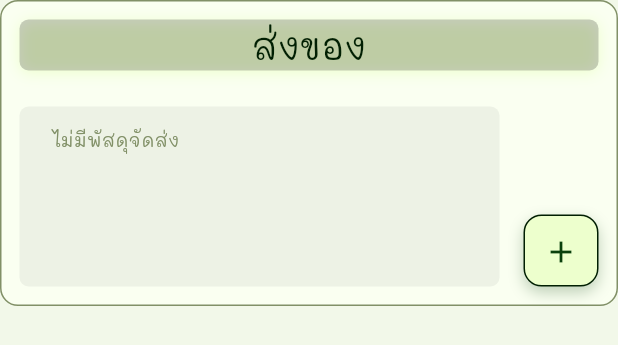
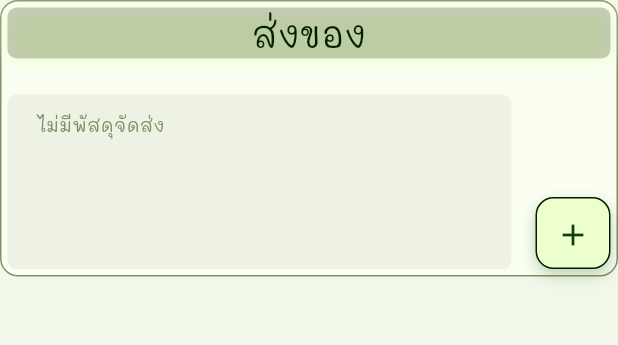
Before and after one commit to TheeraphatStudent/catdiff, a Flutter app: the StatusContainer widget shown alone on an empty page, opened directly with empty values, on a phone screen of 412 x 824 dp. Shown: the top 345 px of the screen. Run offline on Flutter 3.47's test engine with Material 3 defaults, Android fonts, the phone set to English and light mode, and no system bars; our stand-ins replace cloud_firestore, easy_stepper, firebase_auth, firebase_core, geolocator, get and 4 more; missing offline and left inert: dart_jsonwebtoken, wolt_modal_sheet; accounts and stored records are empty; network calls fail; project files that could hold a hidden picture were left out.

Commit message:
update-ui

```diff
--- a/app/lib/widget/card/status_container.widget.dart
+++ b/app/lib/widget/card/status_container.widget.dart
@@ -39,7 +39,7 @@ class StatusContainer extends StatelessWidget {
           ),
         ),
         child: Padding(
-          padding: const EdgeInsets.all(12.0),
+          padding: const EdgeInsets.all(4.0),
           child: Column(
             mainAxisSize: MainAxisSize.min,
             mainAxisAlignment: MainAxisAlignment.start,
@@ -102,7 +102,7 @@ class StatusContainer extends StatelessWidget {
                             ),
                           ),
                           child: Padding(
-                            padding: const EdgeInsets.all(8.0),
+                            padding: const EdgeInsets.all(6.2),
                             child: SizedBox(
                               height: 96,
                               child: SingleChildScrollView(
```
